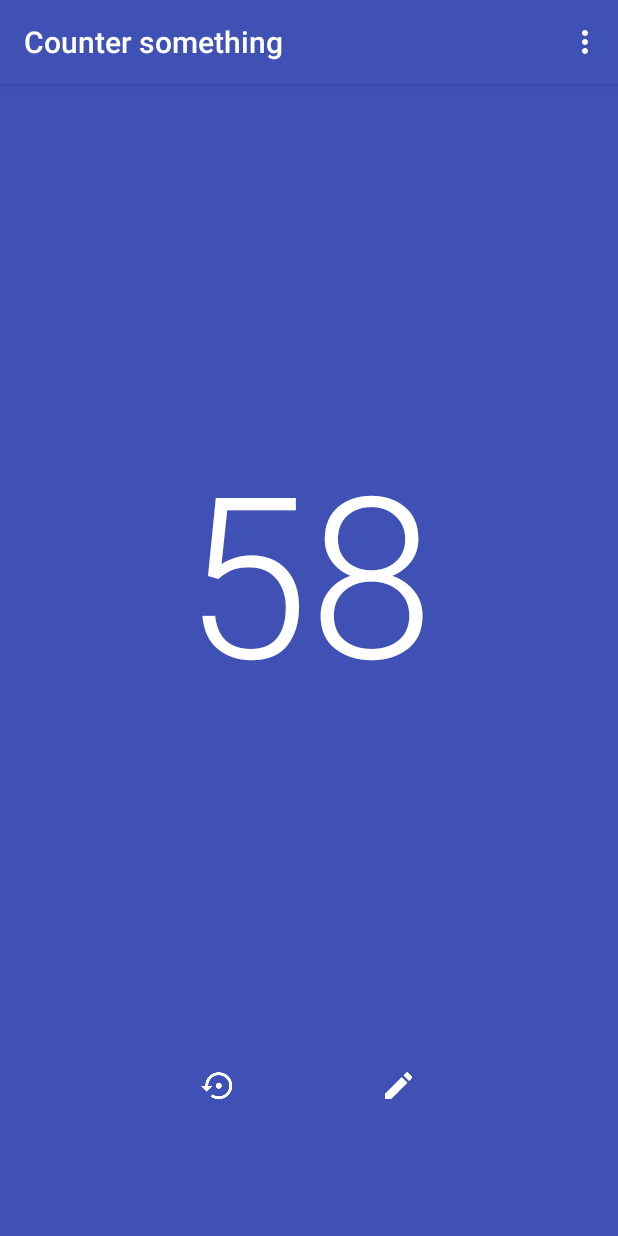
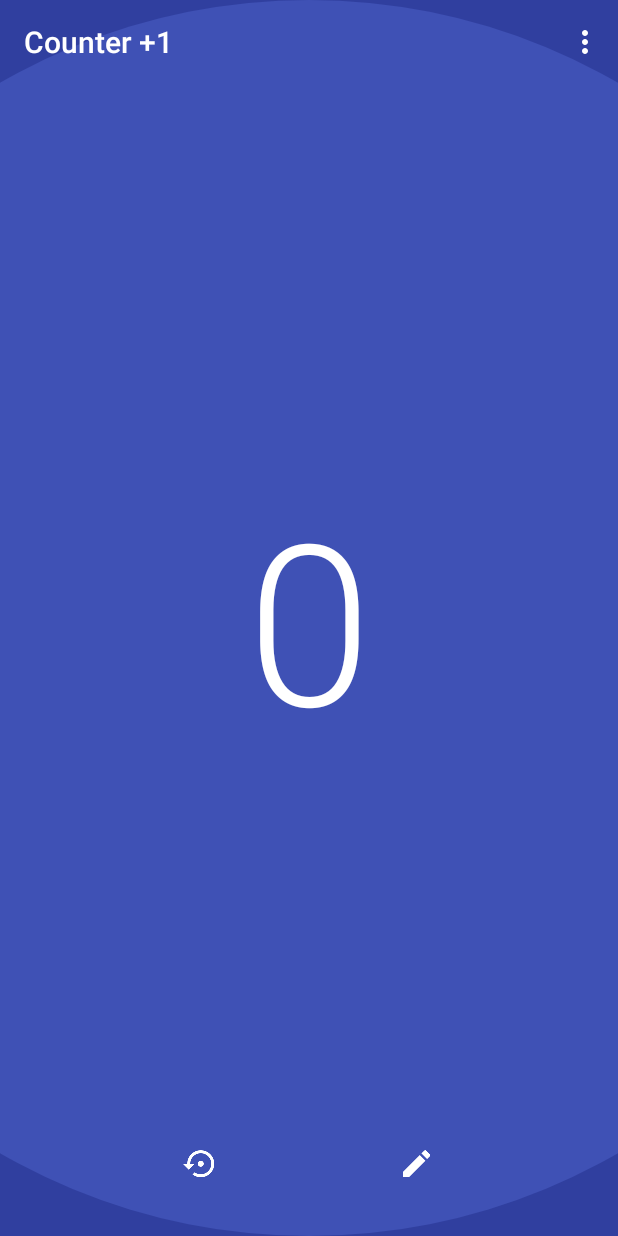
Before and after one commit to rulogarcillan/Counter-1, an Android app: the screen it shows after launch (MainActivity), in the options menu, after a tap on "Settings", on a phone screen of 412 x 824 dp. Run offline under Robolectric (Android 15) with nearby library versions, the phone set to English and light mode, and no system bars.

Commit message:
Initial commit

```diff
--- a/app/src/main/java/ralr/countersomething/MainActivity.java
+++ b/app/src/main/java/ralr/countersomething/MainActivity.java
@@ -1,19 +1,137 @@
 package ralr.countersomething;
 
-import android.support.v7.app.ActionBarActivity;
+import android.animation.Animator;
+import android.animation.AnimatorListenerAdapter;
+import android.content.SharedPreferences;
+import android.os.Build;
 import android.os.Bundle;
+import android.preference.PreferenceManager;
+import android.support.v7.app.AppCompatActivity;
+import android.support.v7.widget.Toolbar;
 import android.view.Menu;
 import android.view.MenuItem;
+import android.view.View;
+import android.view.ViewAnimationUtils;
+import android.widget.ImageButton;
+import android.widget.RelativeLayout;
+import android.widget.TextView;
 
 
-public class MainActivity extends ActionBarActivity {
+public class MainActivity extends AppCompatActivity {
+
+    TextView txt_count;
+    ImageButton ic_restore, ic_edit;
+    RelativeLayout up;
+    int total = 0;
+    int currentapiVersion;
+    SharedPreferences.Editor editor;
+    SharedPreferences prefs;
+    String KEY_PREF_COUNT = "TOTAL";
+
 
     @Override
     protected void onCreate(Bundle savedInstanceState) {
         super.onCreate(savedInstanceState);
         setContentView(R.layout.activity_main);
+
+        up = (RelativeLayout) findViewById(R.id.up);
+        txt_count = (TextView) findViewById(R.id.txt_count);
+        ic_edit = (ImageButton) findViewById(R.id.ic_edit);
+        ic_restore = (ImageButton) findViewById(R.id.ic_restore);
+
+        Toolbar toolbar = (Toolbar) findViewById(R.id.toolbar);
+        setSupportActionBar(toolbar);
+        //  getSupportActionBar().setDisplayHomeAsUpEnabled(true);
+        // getSupportActionBar().setHomeButtonEnabled(true);
+
+        prefs = PreferenceManager.getDefaultSharedPreferences(this);
+        editor = prefs.edit();
+
+        txt_count.setText(Integer.toString(prefs.getInt(KEY_PREF_COUNT,0)));
+
+
+        currentapiVersion = android.os.Build.VERSION.SDK_INT;
+
+
+        up.setOnClickListener(new View.OnClickListener() {
+            @Override
+            public void onClick(View v) {
+                total = Integer.parseInt(txt_count.getText().toString()) + 1;
+                editor.putInt(KEY_PREF_COUNT, total);
+                editor.commit();
+                if (currentapiVersion >= Build.VERSION_CODES.LOLLIPOP) {
+                    efectoDentro();
+                } else {
+                    txt_count.setText(Integer.toString(total));
+                }
+
+
+
+            }
+        });
+
+        ic_restore.setOnClickListener(new View.OnClickListener() {
+            @Override
+            public void onClick(View v) {
+                total = 0;
+                editor.putInt(KEY_PREF_COUNT, total);
+                editor.commit();
+                if (currentapiVersion >= Build.VERSION_CODES.LOLLIPOP) {
+                    efectoDentro();
+                } else {
+                    txt_count.setText(Integer.toString(total));
+                }
+            }
+        });
     }
 
+
+    private void efectoFuera() {
+
+
+        int cx = (txt_count.getLeft() + txt_count.getRight()) / 2;
+        int cy = (txt_count.getTop() + txt_count.getBottom()) / 2;
+
+
+        int finalRadius = Math.max(txt_count.getWidth(), txt_count.getHeight());
+
+
+        Animator anim =
+                ViewAnimationUtils.createCircularReveal(txt_count, cx, cy, 0, finalRadius);
+
+
+        txt_count.setVisibility(View.VISIBLE);
+        //anim.setDuration(300);
+        anim.start();
+    }
+
+    private void efectoDentro() {
+        // get the center for the clipping circle
+        // get the center for the clipping circle
+        int cx = (txt_count.getLeft() + txt_count.getRight()) / 2;
+        int cy = (txt_count.getTop() + txt_count.getBottom()) / 2;
+
+
+        int initialRadius = txt_count.getWidth();
+
+
+        Animator anim =
+                ViewAnimationUtils.createCircularReveal(txt_count, cx, cy, initialRadius, 0);
+
+        anim.addListener(new AnimatorListenerAdapter() {
+            @Override
+            public void onAnimationEnd(Animator animation) {
+                super.onAnimationEnd(animation);
+                txt_count.setVisibility(View.INVISIBLE);
+                txt_count.setText(Integer.toString(total));
+                efectoFuera();
+            }
+        });
+
+
+        // anim.setDuration(300);
+        anim.start();
+    }
 
     @Override
     public boolean onCreateOptionsMenu(Menu menu) {
--- /dev/null
+++ b/app/src/main/res/drawable-v21/boton.xml
@@ -0,0 +1,9 @@
+<ripple
+xmlns:android="http://schemas.android.com/apk/res/android"
+android:color="?android:colorControlHighlight">
+<item android:id="@android:id/mask">
+    <shape android:shape="oval">
+        <solid android:color="?android:colorAccent" />
+    </shape>
+</item>
+</ripple>
--- /dev/null
+++ b/app/src/main/res/drawable/boton.xml
@@ -0,0 +1,7 @@
+<selector xmlns:android="http://schemas.android.com/apk/res/android" android:exitFadeDuration="@android:integer/config_shortAnimTime">
+
+    <item android:drawable="@color/primary" android:state_pressed="true" />
+    <item android:drawable="@color/primary_dark" android:state_enabled="true" android:state_focused="true" />
+    <item android:drawable="@color/primary" android:state_enabled="true" />
+
+</selector>
--- a/app/src/main/res/layout/activity_main.xml
+++ b/app/src/main/res/layout/activity_main.xml
@@ -1,49 +1,58 @@
-<LinearLayout xmlns:android="http://schemas.android.com/apk/res/android"
+<RelativeLayout xmlns:android="http://schemas.android.com/apk/res/android"
     xmlns:tools="http://schemas.android.com/tools" android:layout_width="match_parent"
     android:layout_height="match_parent"
-    android:paddingBottom="@dimen/activity_vertical_margin"
-    android:orientation="vertical"
-    android:background="@color/primary">
-
-    <LinearLayout
-        android:orientation="horizontal"
-        android:layout_width="match_parent"
-        android:layout_height="match_parent"
-        android:layout_weight="1">
+    android:id="@+id/up"
+    android:background="@color/primary_dark">
 
     <TextView
         android:layout_width="match_parent"
         android:layout_height="match_parent"
         android:fontFamily="sans-serif-light"
+        android:background="@color/primary"
         android:textSize="150sp"
-            android:text="58"
+        android:text="0"
         android:gravity="center_vertical|center_horizontal"
-            android:id="@+id/textView"
+        android:id="@+id/txt_count"
         android:textColor="@android:color/white"
-            android:layout_gravity="center_vertical" />
-    </LinearLayout>
+        android:layout_alignParentLeft="true"
+        android:layout_alignParentStart="true" />
+
+    <android.support.v7.widget.Toolbar
+        android:id="@+id/toolbar"
+        android:layout_width="match_parent"
+        android:layout_height="?attr/actionBarSize"
+        android:background="@android:color/transparent"
+        android:minHeight="?attr/actionBarSize"
+        app:popupTheme="@style/ThemeOverlay.AppCompat.Light"
+        app:theme="@style/ThemeOverlay.AppCompat.Dark.ActionBar"
+        xmlns:android="http://schemas.android.com/apk/res/android"
+        xmlns:app="http://schemas.android.com/apk/res-auto" />
 
     <LinearLayout
-        android:paddingBottom="@dimen/activity_vertical_marginIcons"
+        android:padding="@dimen/activity_vertical_margin"
         android:orientation="horizontal"
         android:layout_width="wrap_content"
         android:layout_height="wrap_content"
-        android:layout_gravity="center_horizontal">
+        android:layout_gravity="center_horizontal"
+        android:id="@+id/linearLayout"
+        android:layout_alignParentBottom="true"
+        android:layout_centerHorizontal="true">
 
         <ImageButton
-            android:layout_width="wrap_content"
-            android:layout_height="wrap_content"
-            android:background="@android:color/transparent"
-            android:id="@+id/imageButtonRestore"
+            android:layout_width="64dp"
+            android:layout_height="64dp"
+            android:background="@drawable/boton"
+            android:id="@+id/ic_restore"
             android:layout_marginRight="40dp"
             android:src="@drawable/ic_restore"/>
         <ImageButton
-            android:layout_width="wrap_content"
-            android:layout_height="wrap_content"
+            android:layout_width="64dp"
+            android:layout_height="64dp"
             android:layout_marginLeft="40dp"
-            android:background="@android:color/transparent"
-            android:id="@+id/imageButtonEdit"
+            android:background="@drawable/boton"
+            android:id="@+id/ic_edit"
             android:src="@drawable/ic_edit" />
     </LinearLayout>
 
-</LinearLayout>
+
+</RelativeLayout>
--- a/app/src/main/res/values/strings.xml
+++ b/app/src/main/res/values/strings.xml
@@ -1,6 +1,6 @@
 <resources>
-    <string name="app_name">Counter something</string>
+    <string name="app_name">Counter +1</string>
 
-    <string name="hello_world">Hello world!</string>
+
     <string name="action_settings">Settings</string>
 </resources>
--- a/app/src/main/res/values/styles.xml
+++ b/app/src/main/res/values/styles.xml
@@ -1,12 +1,13 @@
 <resources>
 
     <!-- Base application theme. -->
-    <style name="AppTheme" parent="Theme.AppCompat.Light.DarkActionBar">
+    <style name="AppTheme" parent="Theme.AppCompat.Light.NoActionBar">
         <!-- Customize your theme here. -->
         <!--<item name="android:windowBackground">@color/windows</item>-->
         <item name="colorPrimary">@color/primary</item>
         <item name="colorPrimaryDark">@color/primary_dark</item>
         <item name="colorAccent">@color/accent</item>
+
     </style>
 
 </resources>
```
Also changed, not shown: 1 other file. Lines whose indentation alone changed are shown as unchanged.
